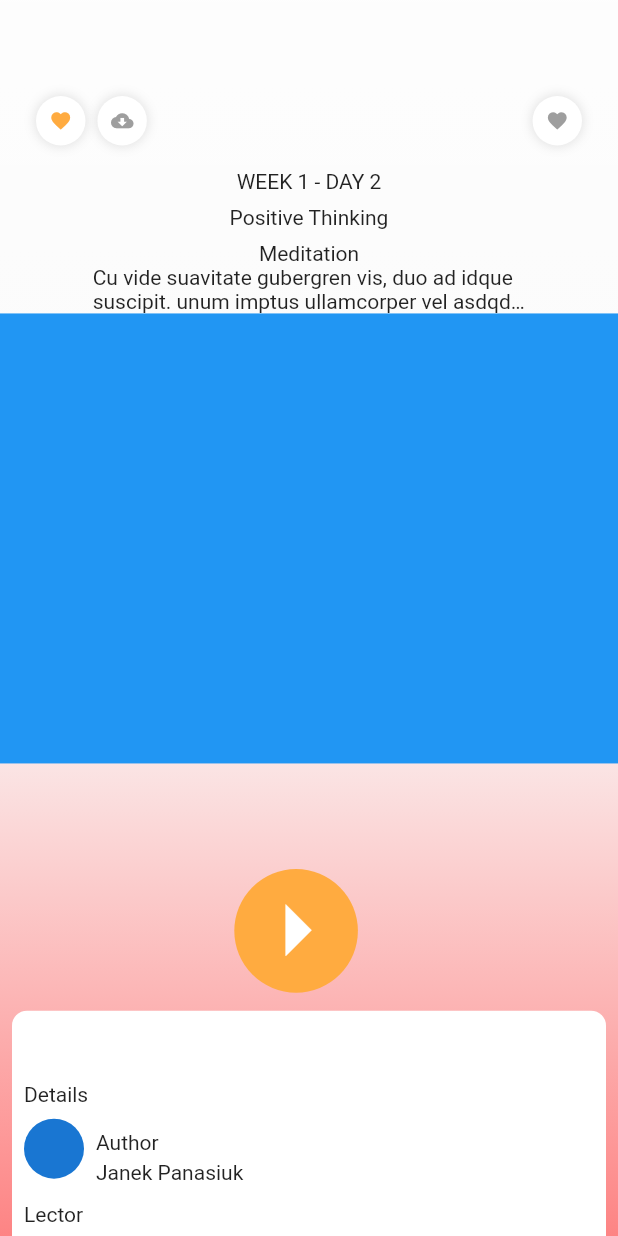
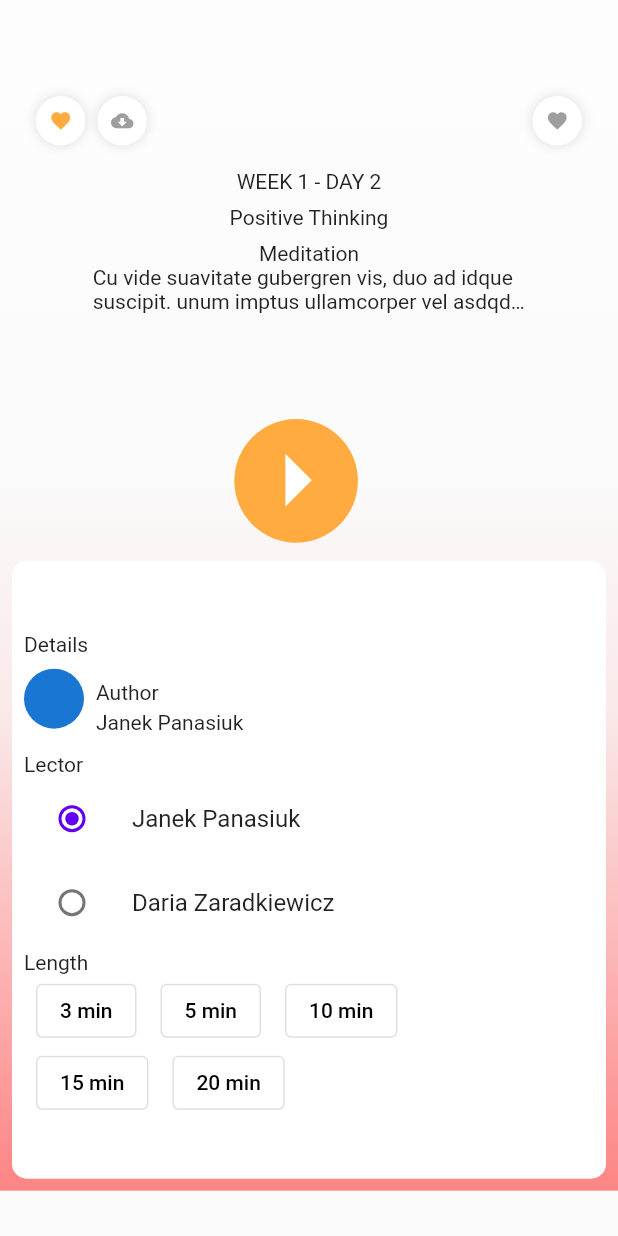
Before and after one commit to sgokhanbirkin/ibb-zemin, a Flutter app: the ProfileView screen opened directly, on a phone screen of 412 x 824 dp. Run offline on Flutter 3.47's test engine with Material 2 defaults, Android fonts, the phone set to English and light mode, and no system bars.

Commit message:
last_updated

```diff
--- a/ibb_zemin_app/lib/features/profile/profile_view.dart
+++ b/ibb_zemin_app/lib/features/profile/profile_view.dart
@@ -31,7 +31,6 @@ class _ProfileViewState extends State<ProfileView> {
 
   @override
   void initState() {
-    // TODO: implement initState
     super.initState();
     actives = [_isActive3, _isActive5, _isActive10, _isActive15, _isActive20];
   }
@@ -135,11 +134,6 @@ class _ProfileViewState extends State<ProfileView> {
                     ),
                   ],
                 ),
-              ),
-              Container(
-                color: Colors.blue,
-                width: double.infinity,
-                height: 300.0,
               ),
               Padding(
                 padding: const EdgeInsets.only(top: 0),
--- a/ibb_zemin_app/lib/features/widgets/custom_card_widget.dart
+++ b/ibb_zemin_app/lib/features/widgets/custom_card_widget.dart
@@ -10,9 +10,7 @@ class CustomCardWidget extends StatelessWidget {
   @override
   Widget build(BuildContext context) {
     return GestureDetector(
-      onTap: () {
-        print('TEST');
-      },
+      onTap: () {},
       child: Container(
         decoration: BoxDecoration(
           borderRadius: BorderRadius.circular(10),
--- a/ibb_zemin_app/lib/main.dart
+++ b/ibb_zemin_app/lib/main.dart
@@ -1,5 +1,6 @@
 import 'package:flutter/material.dart';
 import 'package:ibb_zemin_app/core/init/theme/theme.dart';
+import 'package:ibb_zemin_app/features/home/home_view.dart';
 import 'package:ibb_zemin_app/features/meditation/meditation_view.dart';
 import 'package:ibb_zemin_app/features/root/root_view.dart';
 import 'package:ibb_zemin_app/models/meditation_model.dart';
@@ -22,9 +23,7 @@ class MyApp extends StatelessWidget {
     return MaterialApp(
       debugShowCheckedModeBanner: false,
       title: 'Material App',
-      home: MeditationView(
-        medidationModel: m,
-      ),
+      home: RootView(),
       theme: ThemeYellow().yellowTheme,
     );
   }
```
Also changed, not shown: ibb_zemin_app/pubspec.lock.
